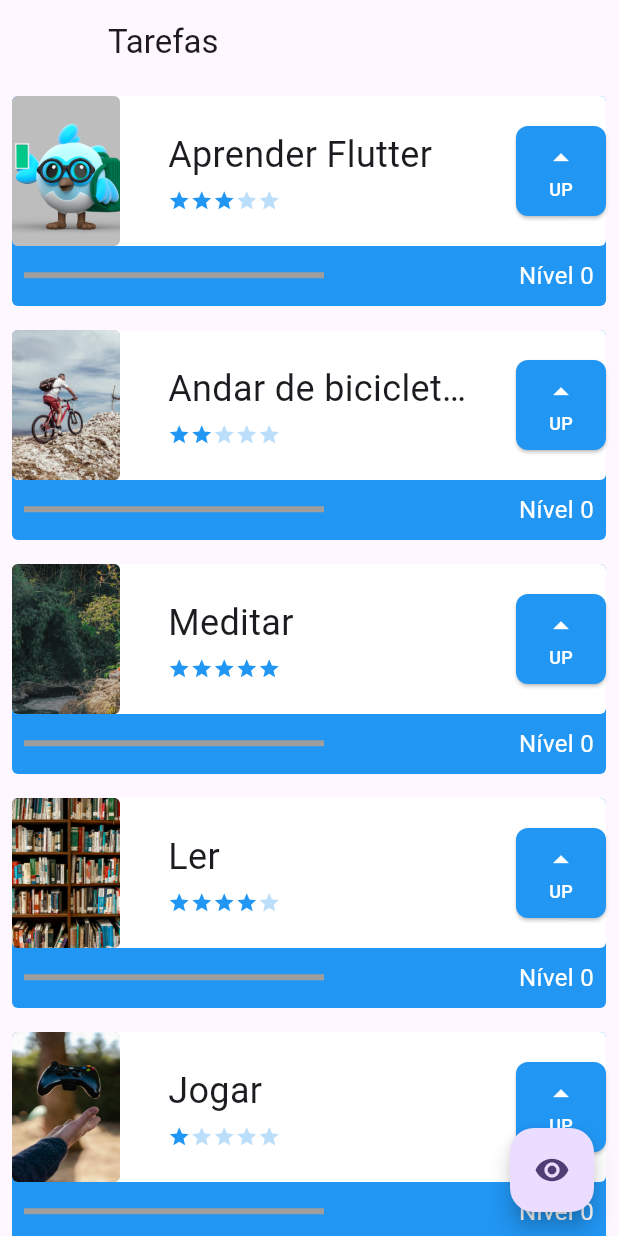
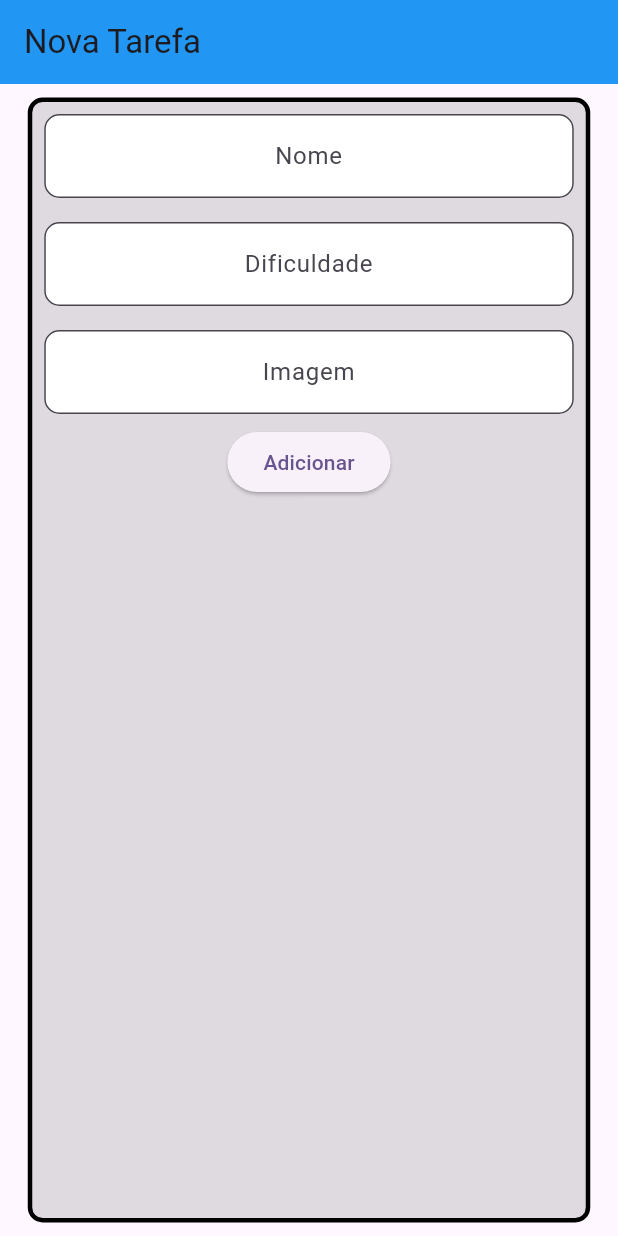
Before and after one commit to maxwelldantas/alura-projeto-flutter, a Flutter app: the screen it shows after launch, on a phone screen of 412 x 824 dp. Run offline on Flutter 3.47's test engine with Material 3 defaults, Android fonts, the phone set to English and light mode, and no system bars.

Commit message:
Criando formulário

```diff
--- a/lib/main.dart
+++ b/lib/main.dart
@@ -1,5 +1,4 @@
-import 'package:alura_projeto_flutter/screens/initial_screen.dart'
-    show InitialScreen;
+import 'package:alura_projeto_flutter/screens/form_screen.dart';
 import 'package:flutter/material.dart';
 
 void main() {
@@ -16,7 +15,7 @@ class MyApp extends StatelessWidget {
       theme: ThemeData(
         colorScheme: ColorScheme.fromSeed(seedColor: Colors.deepPurple),
       ),
-      home: const InitialScreen(),
+      home: const FormScreen(),
     );
   }
 }
--- /dev/null
+++ b/lib/screens/form_screen.dart
@@ -0,0 +1,92 @@
+import 'package:flutter/material.dart';
+
+class FormScreen extends StatefulWidget {
+  const FormScreen({super.key});
+
+  @override
+  State<FormScreen> createState() => _FormScreenState();
+}
+
+class _FormScreenState extends State<FormScreen> {
+  TextEditingController nameController = TextEditingController();
+  TextEditingController difficultyController = TextEditingController();
+  TextEditingController imageController = TextEditingController();
+
+  @override
+  Widget build(BuildContext context) {
+    return Scaffold(
+      appBar: AppBar(
+        title: const Text('Nova Tarefa'),
+        backgroundColor: Colors.blue,
+      ),
+      body: Center(
+        child: Container(
+          height: 750,
+          width: 375,
+          decoration: BoxDecoration(
+            color: Colors.black12,
+            borderRadius: BorderRadius.circular(10),
+            border: Border.all(width: 3),
+          ),
+          child: Column(
+            children: [
+              Padding(
+                padding: const EdgeInsets.all(8.0),
+                child: TextFormField(
+                  controller: nameController,
+                  textAlign: TextAlign.center,
+                  decoration: InputDecoration(
+                    hintText: 'Nome',
+                    border: OutlineInputBorder(
+                      borderRadius: BorderRadius.circular(10),
+                    ),
+                    fillColor: Colors.white,
+                    filled: true,
+                  ),
+                ),
+              ),
+              Padding(
+                padding: const EdgeInsets.all(8.0),
+                child: TextFormField(
+                  controller: difficultyController,
+                  textAlign: TextAlign.center,
+                  decoration: InputDecoration(
+                    hintText: 'Dificuldade',
+                    border: OutlineInputBorder(
+                      borderRadius: BorderRadius.circular(10),
+                    ),
+                    fillColor: Colors.white,
+                    filled: true,
+                  ),
+                ),
+              ),
+              Padding(
+                padding: const EdgeInsets.all(8.0),
+                child: TextFormField(
+                  controller: imageController,
+                  textAlign: TextAlign.center,
+                  decoration: InputDecoration(
+                    hintText: 'Imagem',
+                    border: OutlineInputBorder(
+                      borderRadius: BorderRadius.circular(10),
+                    ),
+                    fillColor: Colors.white,
+                    filled: true,
+                  ),
+                ),
+              ),
+              ElevatedButton(
+                onPressed: () {
+                  print(nameController.text);
+                  print(int.parse(difficultyController.text));
+                  print(imageController.text);
+                },
+                child: const Text('Adicionar'),
+              ),
+            ],
+          ),
+        ),
+      ),
+    );
+  }
+}
```
